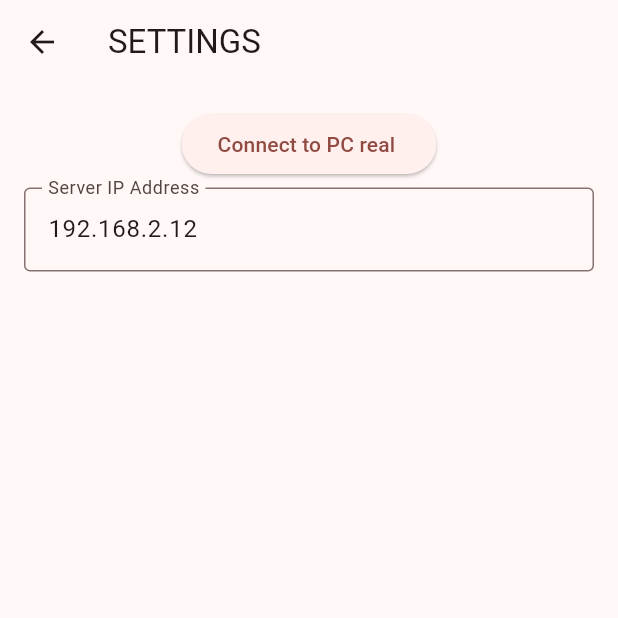
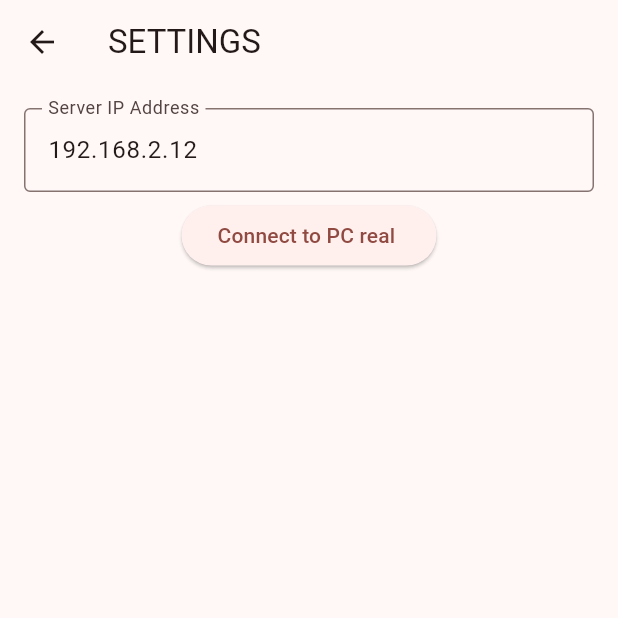
Before and after one commit to hulksunil/PC-Remote, a Flutter app: the screen it shows after launch, item 2 of the bottom bar chosen, after a tap on the "settings" icon, on a phone screen of 412 x 824 dp, the top half of it. Run offline on Flutter 3.47's test engine with Material 3 defaults, Android fonts, the phone set to English and light mode, and no system bars; our stand-ins replace fluttertoast.

Commit message:
made the volume visible in a bar and also flipped the order of the textfield and button in settings page

```diff
--- a/pc_remote_client/lib/settings_page.dart
+++ b/pc_remote_client/lib/settings_page.dart
@@ -29,15 +29,6 @@ class _SettingsPageState extends State<SettingsPage> {
         padding: const EdgeInsets.all(16.0),
         child: Column(
           children: [
-            ElevatedButton(
-                onPressed: () {
-                  setState(() {
-                    HOST = _ipController.text;
-                  });
-                  appState.connectToServer(HOST, PORT);
-                },
-                child: const Text("Connect to PC real ")),
-            const SizedBox(height: 5),
             TextField(
               controller: _ipController,
               decoration: const InputDecoration(
@@ -47,6 +38,15 @@ class _SettingsPageState extends State<SettingsPage> {
               ),
               keyboardType: TextInputType.number,
             ),
+            const SizedBox(height: 5),
+            ElevatedButton(
+                onPressed: () {
+                  setState(() {
+                    HOST = _ipController.text;
+                  });
+                  appState.connectToServer(HOST, PORT);
+                },
+                child: const Text("Connect to PC real ")),
             const SizedBox(height: 16),
             if (appState.socket != null)
               Text(
--- a/pc_remote_client/lib/volume_control_page.dart
+++ b/pc_remote_client/lib/volume_control_page.dart
@@ -45,6 +45,11 @@ class _VolumeControlPageState extends State<VolumeControlPage> {
     // Optionally, you can fetch the current volume again after stopping
   }
 
+  double _parseVolumeLevel(String volumeString) {
+    final volume = int.tryParse(volumeString) ?? 0;
+    return (volume.clamp(0, 100)) / 100.0;
+  }
+
   @override
   Widget build(BuildContext context) {
     var appState = context.watch<AppState>();
@@ -53,9 +58,25 @@ class _VolumeControlPageState extends State<VolumeControlPage> {
       body: Column(
         mainAxisAlignment: MainAxisAlignment.center,
         children: [
-          Text(
-            "Volume Level: $currentVolume",
-            style: const TextStyle(fontSize: 24),
+          Column(
+            children: [
+              const Text("Volume", style: TextStyle(fontSize: 20)),
+              const SizedBox(height: 10),
+              ConstrainedBox(
+                constraints: const BoxConstraints(maxWidth: 350),
+                child: ClipRRect(
+                  borderRadius: BorderRadius.circular(3),
+                  child: LinearProgressIndicator(
+                    value: _parseVolumeLevel(currentVolume),
+                    minHeight: 20,
+                    backgroundColor: Colors.grey[300],
+                    color: Colors.blueAccent,
+                  ),
+                ),
+              ),
+              const SizedBox(height: 10),
+              Text("$currentVolume%", style: const TextStyle(fontSize: 16)),
+            ],
           ),
           const SizedBox(height: 20),
           Center(
```
